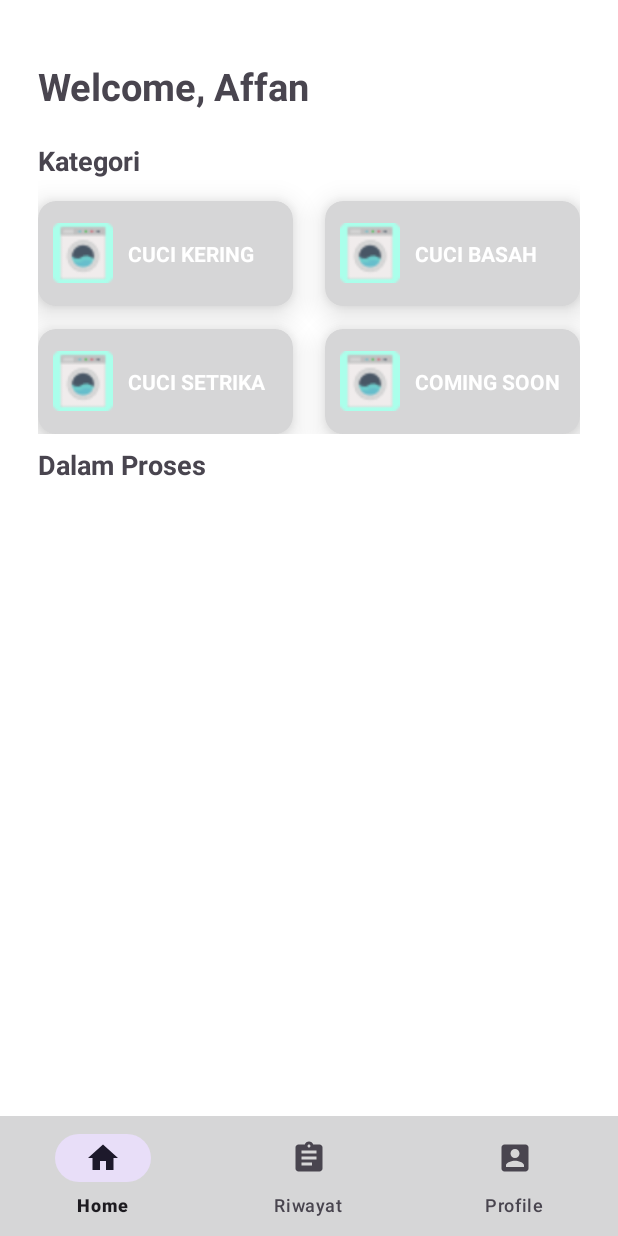
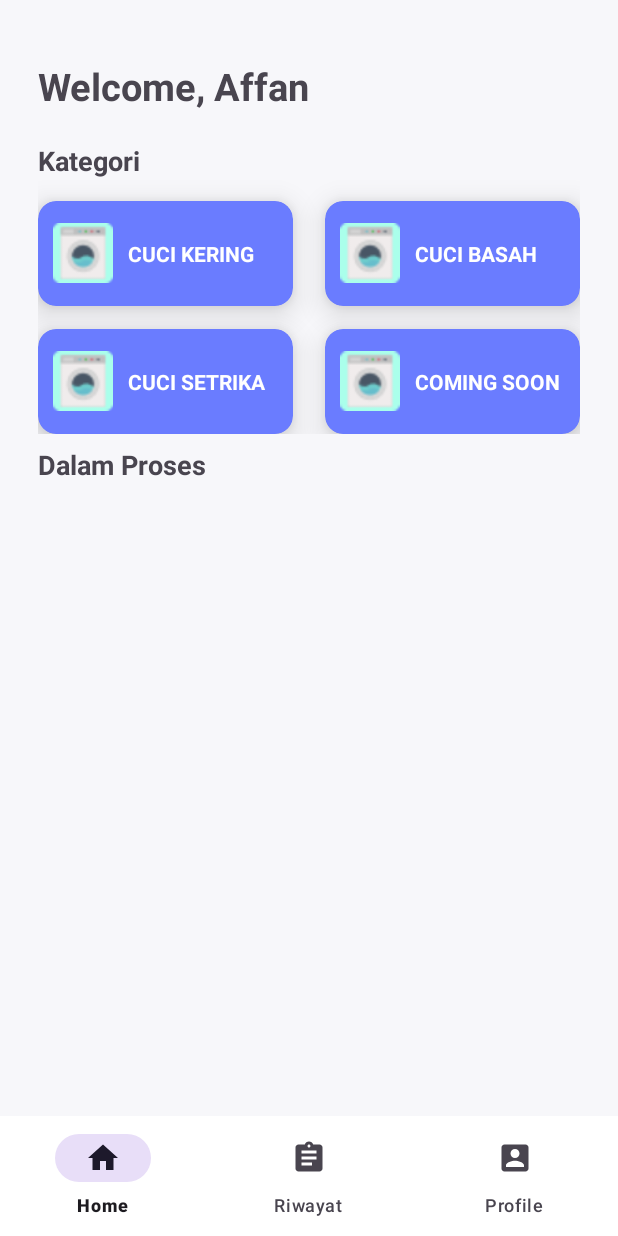
Before and after one commit to UkurUkurMan/LaundryU, an Android app: the screen it shows after launch once a user with an empty profile is signed in (MainActivity), on a phone screen of 412 x 824 dp. Run offline under Robolectric (Android 15) with nearby library versions, the phone set to English and light mode, and no system bars; our stand-ins replace Firebase (no records; nobody signed in at launch, a user with empty details on screens opened directly).

Commit message:
no message

```diff
--- a/app/src/main/res/values/colors.xml
+++ b/app/src/main/res/values/colors.xml
@@ -4,6 +4,11 @@
     <color name="white">#FFFFFFFF</color>
     <color name="bar">#a0a0a0</color>
     <color name="primarycolor">#00A9FF</color>
-    <color name="background">#FFFFFFFF</color>
-
+    <color name="primary">#6A7CFF</color>
+    <color name="background">#F7F7FA</color>
+    <color name="card_bg">#FFFFFF</color>
+    <color name="primary_text">#565B65</color>
+    <color name="secondary_text">#9B9A9D</color>
+    <color name="db_item1">#2CC2EA</color>
+    <color name="db_item2">#4DE9C9</color>
 </resources>
```
